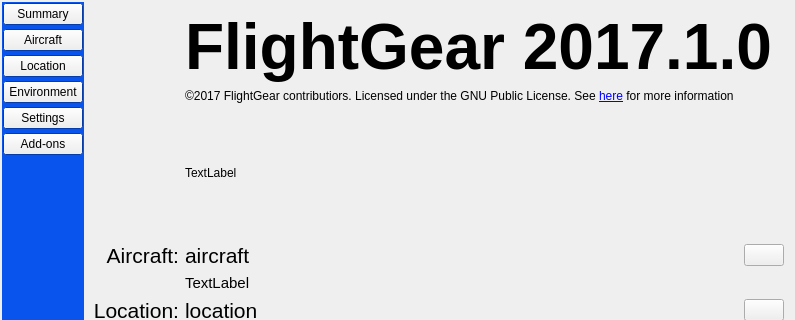
This is src/GUI/Launcher.ui in FlightGear/flightgear as Qt 5 draws it before an edit; both pictures show x 0 to 795 and y 0 to 320 of the 795 by 658 pixel window. The edited form follows.
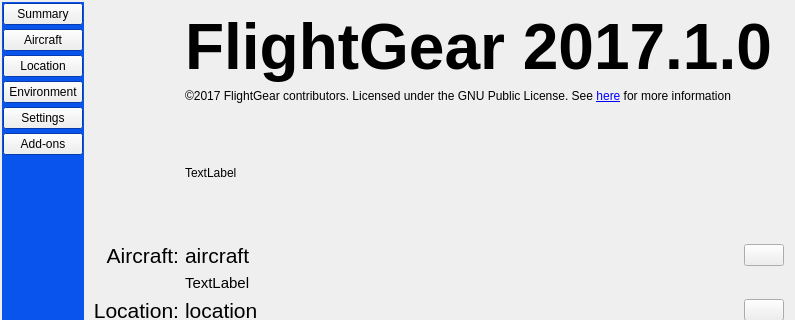
This is the edited form. Icons and pictures are not drawn. Custom widgets are drawn as their Qt base class.

Commit message:
QT Launcher spelling/style fixes
Fix a couple of spelling mistakes, as well as some terms which are
styled differently in the main FG interface.

```diff
--- a/src/GUI/Launcher.ui
+++ b/src/GUI/Launcher.ui
@@ -423,7 +423,7 @@
         <item row="1" column="3" colspan="2">
          <widget class="QLabel" name="label_6">
           <property name="text">
-           <string>&lt;html&gt;&lt;head/&gt;&lt;body&gt;&lt;p&gt;©2017 FlightGear contributiors. Licensed under the GNU Public License. See &lt;a href=&quot;http://www.flightgear.org&quot;&gt;&lt;span style=&quot; text-decoration: underline; color:#0000ff;&quot;&gt;here&lt;/span&gt;&lt;/a&gt; for more information&lt;/p&gt;&lt;/body&gt;&lt;/html&gt;</string>
+           <string>&lt;html&gt;&lt;head/&gt;&lt;body&gt;&lt;p&gt;©2017 FlightGear contributors. Licensed under the GNU Public License. See &lt;a href=&quot;http://www.flightgear.org&quot;&gt;&lt;span style=&quot; text-decoration: underline; color:#0000ff;&quot;&gt;here&lt;/span&gt;&lt;/a&gt; for more information&lt;/p&gt;&lt;/body&gt;&lt;/html&gt;</string>
           </property>
           <property name="wordWrap">
            <bool>true</bool>
```
The commit also changes 2 other files.
